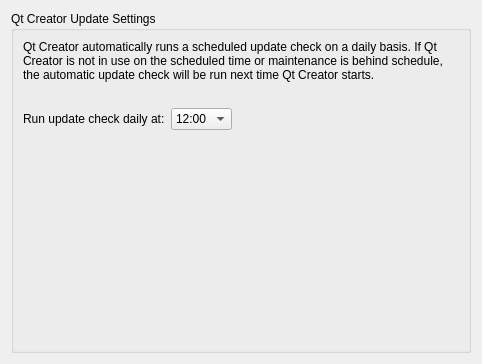
Old version of the form src/plugins/updateinfo/settingspage.ui in the repository qt-creator/qt-creator.
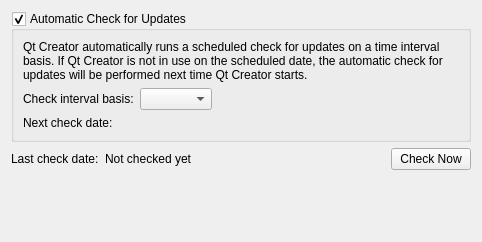
New version of the form.

The edit to the form file:
```diff
--- a/src/plugins/updateinfo/settingspage.ui
+++ b/src/plugins/updateinfo/settingspage.ui
@@ -7,21 +7,34 @@
     <x>0</x>
     <y>0</y>
     <width>482</width>
-    <height>364</height>
+    <height>242</height>
    </rect>
   </property>
   <property name="windowTitle">
    <string>Configure Filters</string>
   </property>
-  <layout class="QGridLayout" name="gridLayout">
-   <item row="0" column="0">
-    <widget class="QGroupBox" name="groupBox">
+  <layout class="QGridLayout" name="gridLayout_2">
+   <item row="0" column="0" colspan="4">
+    <widget class="QGroupBox" name="m_updatesGroupBox">
      <property name="title">
-      <string>Qt Creator Update Settings</string>
+      <string>Automatic Check for Updates</string>
      </property>
-     <layout class="QVBoxLayout" name="verticalLayout">
-      <item>
-       <widget class="QLabel" name="m_info">
+     <property name="checkable">
+      <bool>true</bool>
+     </property>
+     <property name="checked">
+      <bool>true</bool>
+     </property>
+     <layout class="QGridLayout" name="gridLayout">
+      <item row="1" column="0">
+       <widget class="QLabel" name="label">
+        <property name="text">
+         <string>Check interval basis:</string>
+        </property>
+       </widget>
+      </item>
+      <item row="0" column="0" colspan="3">
+       <widget class="QLabel" name="m_infoLabel">
         <property name="sizePolicy">
          <sizepolicy hsizetype="Preferred" vsizetype="Preferred">
           <horstretch>0</horstretch>
@@ -29,196 +42,107 @@
          </sizepolicy>
         </property>
         <property name="text">
-         <string>Qt Creator automatically runs a scheduled update check on a daily basis. If Qt Creator is not in use on the scheduled time or maintenance is behind schedule, the automatic update check will be run next time Qt Creator starts.</string>
+         <string>Qt Creator automatically runs a scheduled check for updates on a time interval basis. If Qt Creator is not in use on the scheduled date, the automatic check for updates will be performed next time Qt Creator starts.</string>
         </property>
         <property name="wordWrap">
          <bool>true</bool>
         </property>
        </widget>
       </item>
-      <item>
-       <spacer name="verticalSpacer_2">
+      <item row="1" column="1">
+       <widget class="QComboBox" name="m_checkIntervalComboBox">
+        <property name="currentIndex">
+         <number>-1</number>
+        </property>
+       </widget>
+      </item>
+      <item row="1" column="2">
+       <spacer name="horizontalSpacer">
         <property name="orientation">
-         <enum>Qt::Vertical</enum>
-        </property>
-        <property name="sizeType">
-         <enum>QSizePolicy::Fixed</enum>
+         <enum>Qt::Horizontal</enum>
         </property>
         <property name="sizeHint" stdset="0">
          <size>
-          <width>20</width>
+          <width>171</width>
           <height>20</height>
          </size>
         </property>
        </spacer>
       </item>
-      <item>
-       <layout class="QHBoxLayout" name="horizontalLayout">
-        <item>
-         <widget class="QLabel" name="label">
-          <property name="text">
-           <string>Run update check daily at:</string>
-          </property>
-         </widget>
-        </item>
-        <item>
-         <widget class="QComboBox" name="m_timeTable">
-          <property name="currentIndex">
-           <number>12</number>
-          </property>
-          <item>
-           <property name="text">
-            <string notr="true">00:00</string>
-           </property>
-          </item>
-          <item>
-           <property name="text">
-            <string notr="true">01:00</string>
-           </property>
-          </item>
-          <item>
-           <property name="text">
-            <string notr="true">02:00</string>
-           </property>
-          </item>
-          <item>
-           <property name="text">
-            <string notr="true">03:00</string>
-           </property>
-          </item>
-          <item>
-           <property name="text">
-            <string notr="true">04:00</string>
-           </property>
-          </item>
-          <item>
-           <property name="text">
-            <string notr="true">05:00</string>
-           </property>
-          </item>
-          <item>
-           <property name="text">
-            <string notr="true">06:00</string>
-           </property>
-          </item>
-          <item>
-           <property name="text">
-            <string notr="true">07:00</string>
-           </property>
-          </item>
-          <item>
-           <property name="text">
-            <string notr="true">08:00</string>
-           </property>
-          </item>
-          <item>
-           <property name="text">
-            <string notr="true">09:00</string>
-           </property>
-          </item>
-          <item>
-           <property name="text">
-            <string notr="true">10:00</string>
-           </property>
-          </item>
-          <item>
-           <property name="text">
-            <string notr="true">11:00</string>
-           </property>
-          </item>
-          <item>
-           <property name="text">
-            <string notr="true">12:00</string>
-           </property>
-          </item>
-          <item>
-           <property name="text">
-            <string notr="true">13:00</string>
-           </property>
-          </item>
-          <item>
-           <property name="text">
-            <string notr="true">14:00</string>
-           </property>
-          </item>
-          <item>
-           <property name="text">
-            <string notr="true">15:00</string>
-           </property>
-          </item>
-          <item>
-           <property name="text">
-            <string notr="true">16:00</string>
-           </property>
-          </item>
-          <item>
-           <property name="text">
-            <string notr="true">17:00</string>
-           </property>
-          </item>
-          <item>
-           <property name="text">
-            <string notr="true">18:00</string>
-           </property>
-          </item>
-          <item>
-           <property name="text">
-            <string notr="true">19:00</string>
-           </property>
-          </item>
-          <item>
-           <property name="text">
-            <string notr="true">20:00</string>
-           </property>
-          </item>
-          <item>
-           <property name="text">
-            <string notr="true">21:00</string>
-           </property>
-          </item>
-          <item>
-           <property name="text">
-            <string notr="true">22:00</string>
-           </property>
-          </item>
-          <item>
-           <property name="text">
-            <string notr="true">23:00</string>
-           </property>
-          </item>
-         </widget>
-        </item>
-        <item>
-         <spacer name="horizontalSpacer">
-          <property name="orientation">
-           <enum>Qt::Horizontal</enum>
-          </property>
-          <property name="sizeHint" stdset="0">
-           <size>
-            <width>40</width>
-            <height>20</height>
-           </size>
-          </property>
-         </spacer>
-        </item>
-       </layout>
+      <item row="2" column="0">
+       <widget class="QLabel" name="label_3">
+        <property name="text">
+         <string>Next check date:</string>
+        </property>
+       </widget>
       </item>
-      <item>
-       <spacer name="verticalSpacer">
-        <property name="orientation">
-         <enum>Qt::Vertical</enum>
+      <item row="2" column="1" colspan="2">
+       <widget class="QLabel" name="m_nextCheckDateLabel">
+        <property name="text">
+         <string/>
         </property>
-        <property name="sizeHint" stdset="0">
-         <size>
-          <width>20</width>
-          <height>253</height>
-         </size>
-        </property>
-       </spacer>
+       </widget>
       </item>
      </layout>
     </widget>
    </item>
+   <item row="1" column="0">
+    <widget class="QLabel" name="label_2">
+     <property name="text">
+      <string>Last check date:</string>
+     </property>
+    </widget>
+   </item>
+   <item row="1" column="1">
+    <widget class="QLabel" name="m_lastCheckDateLabel">
+     <property name="text">
+      <string>Not checked yet</string>
+     </property>
+    </widget>
+   </item>
+   <item row="1" column="2">
+    <spacer name="horizontalSpacer_2">
+     <property name="orientation">
+      <enum>Qt::Horizontal</enum>
+     </property>
+     <property name="sizeHint" stdset="0">
+      <size>
+       <width>167</width>
+       <height>20</height>
+      </size>
+     </property>
+    </spacer>
+   </item>
+   <item row="1" column="3">
+    <widget class="QPushButton" name="m_checkNowButton">
+     <property name="text">
+      <string>Check Now</string>
+     </property>
+    </widget>
+   </item>
+   <item row="2" column="0" colspan="4">
+    <widget class="QLabel" name="m_messageLabel">
+     <property name="text">
+      <string/>
+     </property>
+     <property name="alignment">
+      <set>Qt::AlignRight|Qt::AlignTrailing|Qt::AlignVCenter</set>
+     </property>
+    </widget>
+   </item>
+   <item row="3" column="0" colspan="4">
+    <spacer name="verticalSpacer">
+     <property name="orientation">
+      <enum>Qt::Vertical</enum>
+     </property>
+     <property name="sizeHint" stdset="0">
+      <size>
+       <width>20</width>
+       <height>233</height>
+      </size>
+     </property>
+    </spacer>
+   </item>
   </layout>
  </widget>
  <resources/>
```
